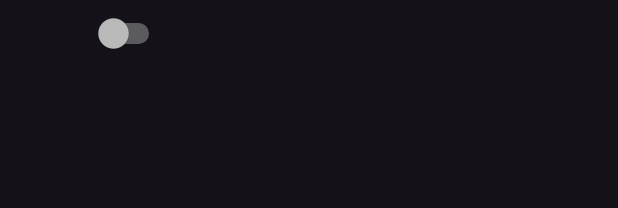
After one commit to JohnN310/Scrollify, an Android app: the layout activity_dark_mode.xml on its own in the app's theme, with its tools: preview values and no code run, on a phone screen of 412 x 824 dp. The commit adds this screen. Shown: the top 208 px of the screen. Run offline under Robolectric (Android 15) with nearby library versions, the phone set to English and light mode, and no system bars.

Commit message:
dark mode and holiday themes

```diff
--- a/app/src/main/java/com/example/spotifytest/SimpleWelcomePage_Testing.java
+++ b/app/src/main/java/com/example/spotifytest/SimpleWelcomePage_Testing.java
@@ -1,6 +1,7 @@
 package com.example.spotifytest;
 
 import androidx.appcompat.app.AppCompatActivity;
+import androidx.appcompat.app.AppCompatDelegate;
 
 import android.content.Context;
 import android.os.Bundle;
@@ -9,6 +10,7 @@ import android.net.Uri;
 import android.util.Log;
 import android.view.View;
 import android.widget.Button;
+import android.widget.Switch;
 import android.widget.TextView;
 import android.widget.Toast;
 
@@ -43,12 +45,10 @@ public class SimpleWelcomePage_Testing extends AppCompatActivity {
     private TextView tokenTextView, codeTextView, profileTextView;
 
     private Call mCall;
-
     @Override
     protected void onCreate(Bundle savedInstanceState) {
         super.onCreate(savedInstanceState);
         setContentView(R.layout.simple_welcome_page);
-
         // Initialize the buttons
         Button tokenBtn = (Button) findViewById(R.id.token_btn);
 
--- /dev/null
+++ b/app/src/main/res/layout/activity_dark_mode.xml
@@ -0,0 +1,16 @@
+<?xml version="1.0" encoding="utf-8"?>
+<LinearLayout xmlns:android="http://schemas.android.com/apk/res/android"
+    xmlns:app="http://schemas.android.com/apk/res-auto"
+    xmlns:tools="http://schemas.android.com/tools"
+    android:layout_width="match_parent"
+    android:layout_height="match_parent"
+    android:orientation="vertical"
+    tools:context=".DarkMode">
+
+    <Switch
+        android:id="@+id/dark_switch"
+        android:layout_width="110dp"
+        android:layout_height="44dp" />
+
+
+</LinearLayout>
--- a/app/src/main/res/layout/simple_welcome_page.xml
+++ b/app/src/main/res/layout/simple_welcome_page.xml
@@ -27,4 +27,7 @@
         android:text="Log in"
         android:layout_alignParentBottom="true"
         android:layout_marginBottom="16dp"/>
+
+
+
 </RelativeLayout>
--- a/app/src/main/res/values/strings.xml
+++ b/app/src/main/res/values/strings.xml
@@ -85,5 +85,4 @@
     </string-array>
 
 
-
 </resources>
```
Also changed, not shown: app/src/main/AndroidManifest.xml (+9 -8 lines), app/src/main/java/com/example/spotifytest/DarkMode.java (added, +41 -0 lines), app/src/main/java/com/example/spotifytest/SpotifyApiHelperActivitySongs.java (+8 -5 lines), app/src/main/res/drawable/christmastheme.png (added), app/src/main/res/drawable/halloween.png (added), app/src/main/res/drawable/newyearstheme.png (added), 1 other file.
